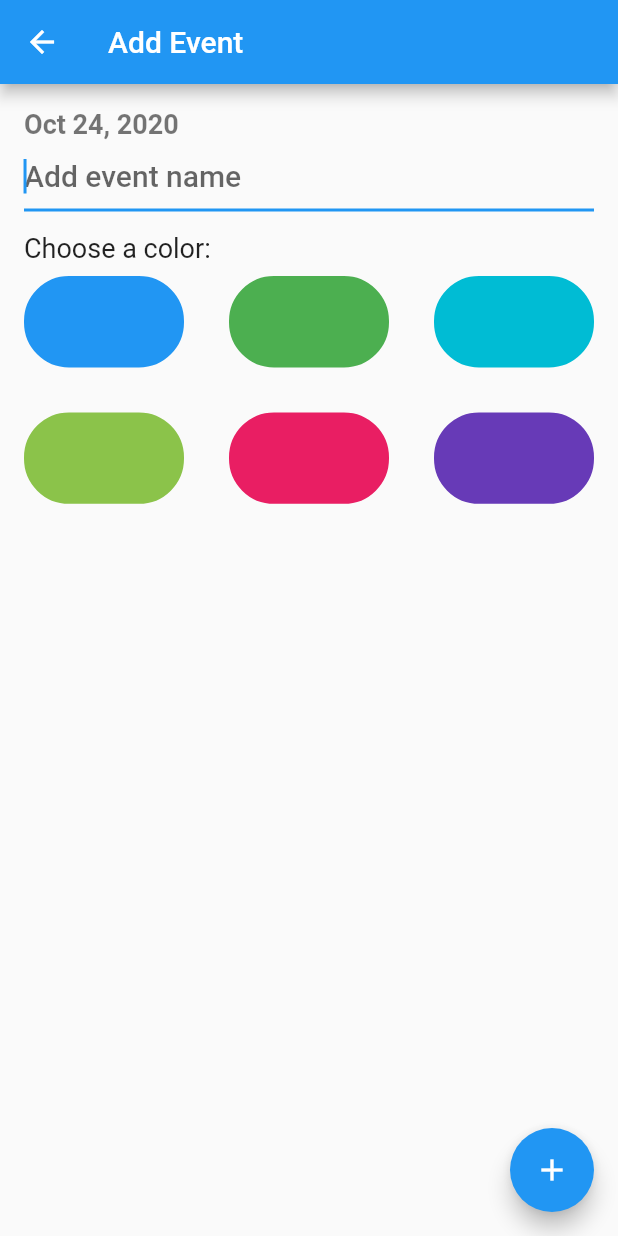
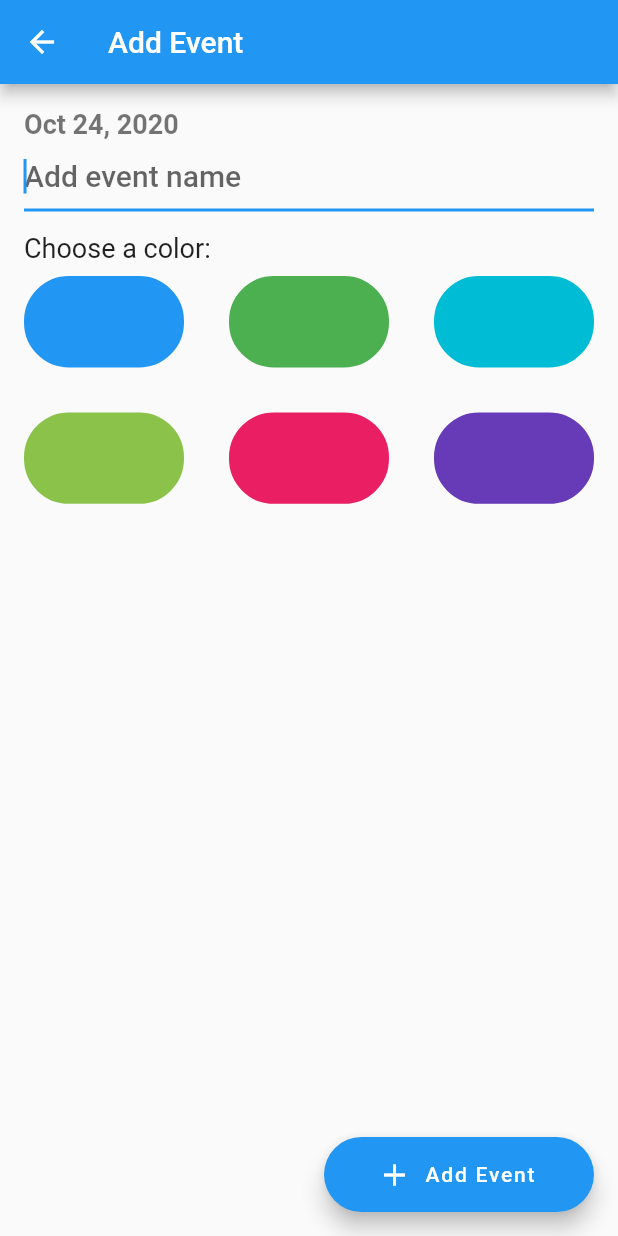
Before and after one commit to catalino-dev/eventdark, a Flutter app: the screen it shows after launch, after a tap on the "add" icon, on a phone screen of 412 x 824 dp. Run offline on Flutter 3.47's test engine with Material 2 defaults, Android fonts, the phone set to English and light mode, and no system bars; our stand-ins replace bloc, cloud_firestore, csv, equatable, firebase_core, flutter_bloc and 3 more; accounts and stored records are empty.

Commit message:
Update width of FAB

```diff
--- a/lib/screens/add_edit_screen.dart
+++ b/lib/screens/add_edit_screen.dart
@@ -89,9 +89,13 @@ class _AddEditScreenState extends State<AddEditScreen> {
           ),
         ),
       ),
-      floatingActionButton: FloatingActionButton(
-        tooltip: isEditing ? 'Save changes' : 'Add Event',
-        child: Icon(isEditing ? Icons.check : Icons.add),
+      floatingActionButton: SizedBox(
+        width: 180.0,
+        height: 50.0,
+        child: FloatingActionButton.extended(
+          tooltip: isEditing ? 'Update Event' : 'Add Event',
+          icon: Icon(isEditing ? Icons.check : Icons.add),
+          label: Text(isEditing ? 'Update Event' : 'Add Event'),
           onPressed: () {
             if (_formKey.currentState.validate()) {
               _formKey.currentState.save();
@@ -100,6 +104,7 @@ class _AddEditScreenState extends State<AddEditScreen> {
             }
           },
         ),
+      ),
     );
   }
 }
```
Lines whose indentation alone changed are shown as unchanged.
